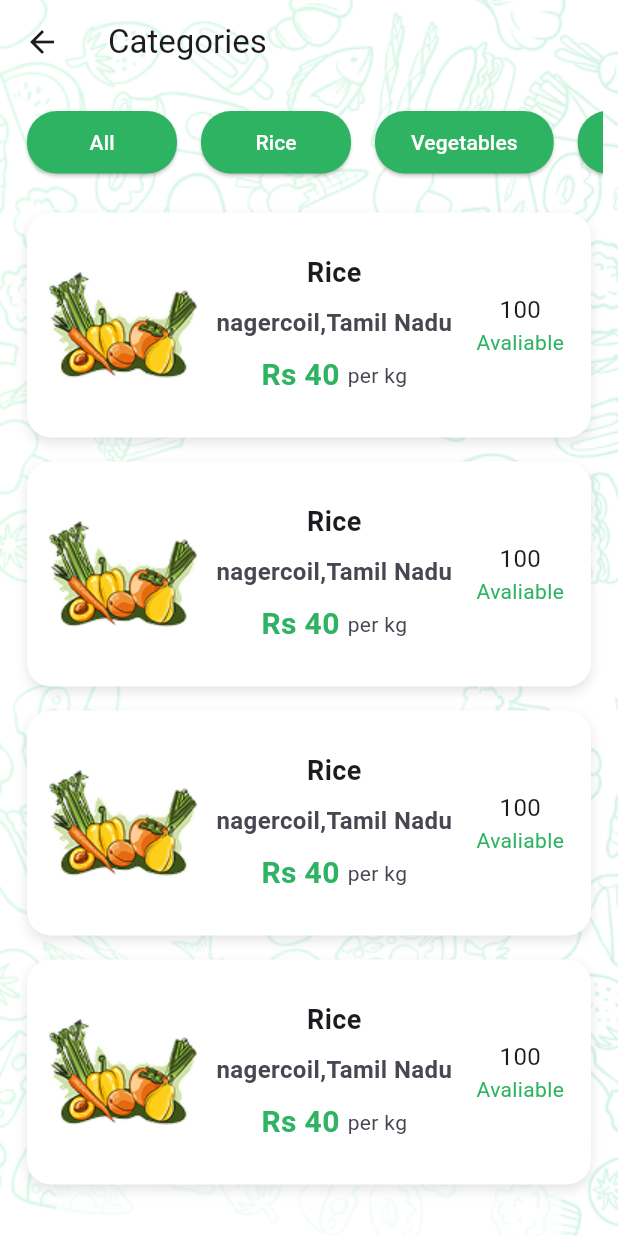
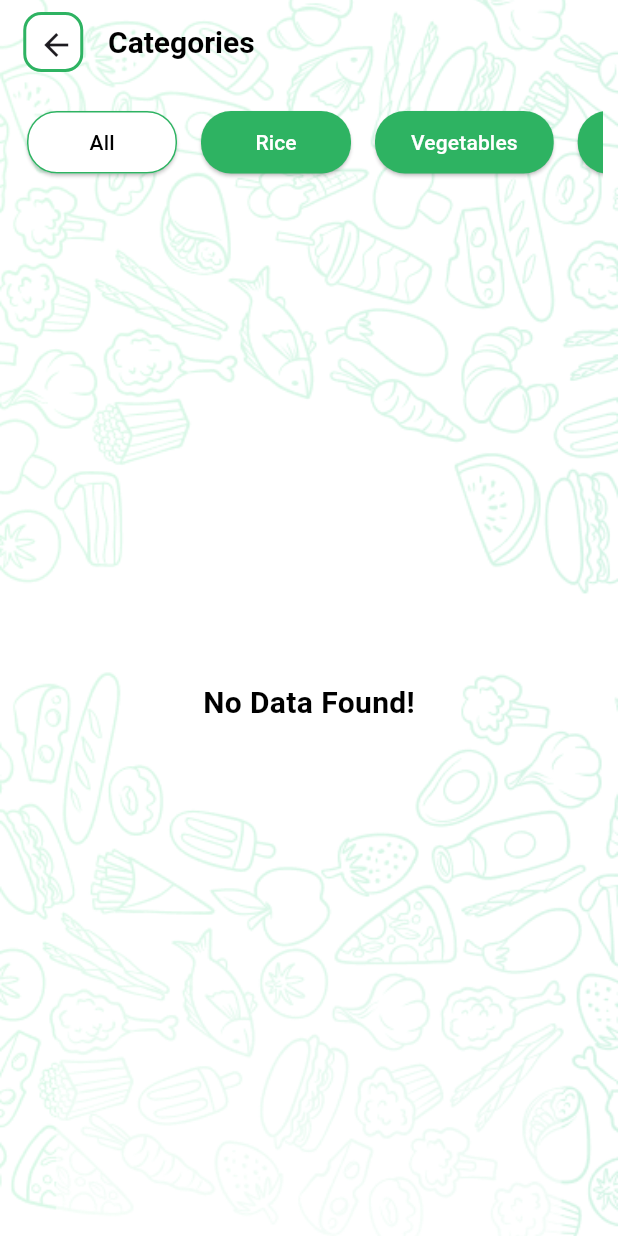
Before and after one commit to Manoj0012/Agromart-Mobile-Application, a Flutter app: the Categoriepage screen opened directly, after a tap on the "arrow back" icon, on a phone screen of 412 x 824 dp. Run offline on Flutter 3.47's test engine with Material 3 defaults, Android fonts, the phone set to English and light mode, and no system bars; our stand-ins replace another_flushbar, curved_navigation_bar, dio, flutter_bloc, flutter_secure_storage, geocoding and 4 more; accounts and stored records are empty; network calls fail.

Commit message:
Categortbloc and state added

```diff
--- a/Agromart/client/lib/Presentation/Homepage_ui.dart
+++ b/Agromart/client/lib/Presentation/Homepage_ui.dart
@@ -5,16 +5,10 @@ import 'package:client/Presentation/pages/Categoriepage.dart';
 import 'package:client/Presentation/pages/Homepage.dart';
 import 'package:client/Presentation/pages/Userprofilepage.dart';
 import 'package:client/Presentation/Utiltis/utilis.dart';
-import 'package:client/Presentation/widgets/HomeCategoriesCard.dart';
-import 'package:client/Presentation/widgets/HomeFunctionButton.dart';
-import 'package:client/Presentation/widgets/HomeHeader.dart';
-import 'package:client/Presentation/widgets/Homeimage.dart';
 import 'package:client/bloc/BottomNav_bloc.dart';
-import 'package:client/bloc/User_Bloc.dart';
 import 'package:curved_navigation_bar/curved_navigation_bar.dart';
 import 'package:flutter/material.dart';
 import 'package:flutter_bloc/flutter_bloc.dart';
-import 'Utiltis/Backgroundimage.dart';
 
 class HomepageUi extends StatelessWidget {
   const HomepageUi({
@@ -41,7 +35,7 @@ class HomepageUi extends StatelessWidget {
             if (state is BottomnavProfile) {
               return const UserprofilePage();
             }
-            return CircularProgressIndicator();
+            return const CircularProgressIndicator();
           },
         ),
         bottomNavigationBar: CurvedNavigationBar(
--- a/Agromart/client/lib/Presentation/pages/Categoriepage.dart
+++ b/Agromart/client/lib/Presentation/pages/Categoriepage.dart
@@ -2,10 +2,24 @@ import 'package:client/Presentation/Utiltis/Backgroundimage.dart';
 import 'package:client/Presentation/Utiltis/utilis.dart';
 import 'package:client/Presentation/widgets/CategoryCard.dart';
 import 'package:client/Presentation/widgets/CategoryTile.dart';
+import 'package:client/Presentation/widgets/SkeletonTile.dart';
+import 'package:client/bloc/CatergoryNav_bloc.dart';
+import 'package:client/bloc/Catergory_bloc.dart';
 import 'package:flutter/material.dart';
+import 'package:flutter_bloc/flutter_bloc.dart';
 
-class Categoriepage extends StatelessWidget {
+class Categoriepage extends StatefulWidget {
   const Categoriepage({super.key});
+  @override
+  State<Categoriepage> createState() => _CategoriepageState();
+}
+
+class _CategoriepageState extends State<Categoriepage> {
+  @override
+  void initState() {
+    super.initState();
+    context.read<CatergoryBloc>().add(CatergorySwitchEvent(key: 0));
+  }
 
   @override
   Widget build(BuildContext context) {
@@ -23,9 +37,33 @@ class Categoriepage extends StatelessWidget {
           backgroundColor: Colors.transparent,
           appBar: AppBar(
             backgroundColor: Colors.transparent,
-            title: const Text("Categories"),
-            leading: IconButton(
+            title: const Text(
+              "Categories",
+              style: TextStyle(
+                  fontSize: 20,
+                  color: Colors.black,
+                  fontWeight: FontWeight.w700),
+            ),
+            leading: Padding(
+              padding: const EdgeInsets.only(left: 15),
+              child: Center(
+                child: Container(
+                  height: 40,
+                  width: 40,
+                  decoration: BoxDecoration(
+                    color: Colors.white,
+                    border: Border.all(
+                      color: Color(utils.Primary_color), // border color
+                      width: 2.0, // border width
+                    ),
+                    borderRadius:
+                        BorderRadius.circular(12), // optional: rounded corners
+                  ),
+                  child: IconButton(
                       onPressed: () {}, icon: const Icon(Icons.arrow_back)),
+                ),
+              ),
+            ),
           ),
           body: Padding(
             padding: const EdgeInsets.all(10),
@@ -38,8 +76,16 @@ class Categoriepage extends StatelessWidget {
                     itemCount: 5,
                     itemBuilder: (context, index) {
                       return Categorycard(
+                          indexkey: index,
                           label: Topbar[index]['label'],
-                          onpressed: Topbar[index]['onpressed']);
+                          onpressed: () {
+                            context
+                                .read<CatergoryBloc>()
+                                .add(CatergorySwitchEvent(key: index));
+                            context
+                                .read<CatergorynavBloc>()
+                                .add(CatergorynavEvent(key: index));
+                          });
                     },
                   ),
                 ),
@@ -47,7 +93,15 @@ class Categoriepage extends StatelessWidget {
                   height: 10,
                 ),
                 Expanded(
-                  child: ListView.builder(
+                  child: BlocBuilder<CatergoryBloc, CatergoryState>(
+                    builder: (context, state) {
+                      if (state is CatergoryLoadingState) {
+                        return ListView.builder(
+                          itemBuilder: (context, index) => const Skeletontile(),
+                        );
+                      }
+                      if (state is CatergorySucessState) {
+                        return ListView.builder(
                           shrinkWrap: true,
                           physics: const ClampingScrollPhysics(),
                           itemCount: 10,
@@ -61,6 +115,21 @@ class Categoriepage extends StatelessWidget {
                               src: 'assets/veg.png',
                             );
                           },
+                        );
+                      }
+                      if (state is CatergoryNoDataState) {
+                        return const Center(
+                          child: Text(
+                            "No Data Found!",
+                            style: TextStyle(
+                                fontSize: 20,
+                                fontWeight: FontWeight.bold,
+                                color: Colors.black),
+                          ),
+                        );
+                      }
+                      return const Text("");
+                    },
                   ),
                 ),
                 const SizedBox(
--- a/Agromart/client/lib/Presentation/widgets/CategoryCard.dart
+++ b/Agromart/client/lib/Presentation/widgets/CategoryCard.dart
@@ -1,33 +1,50 @@
 // ignore_for_file: public_member_api_docs, sort_constructors_first
 import 'package:client/Presentation/Utiltis/utilis.dart';
+import 'package:client/bloc/CatergoryNav_bloc.dart';
 import 'package:flutter/material.dart';
+import 'package:flutter_bloc/flutter_bloc.dart';
 
 class Categorycard extends StatelessWidget {
   final String label;
   final VoidCallback onpressed;
-  const Categorycard({
-    super.key,
+  final int indexkey;
+
+  const Categorycard(
+      {super.key,
       required this.label,
       required this.onpressed,
-  });
+      required this.indexkey});
 
   @override
   Widget build(BuildContext context) {
     Utils utils = Utils();
+    return BlocBuilder<CatergorynavBloc, CatergorynavState>(
+      builder: (context, state) {
         return Padding(
             padding: const EdgeInsets.all(8.0),
             child: ElevatedButton(
                 style: ElevatedButton.styleFrom(
                   minimumSize: const Size(100, 50),
-              backgroundColor: Color(utils.Primary_color),
+                  backgroundColor: state.key == indexkey
+                      ? Colors.white
+                      : Color(utils.Primary_color),
+                  side: state.key == indexkey
+                      ? BorderSide(
+                          color: Color(utils.Primary_color), width: 1.0)
+                      : null,
                   shape: RoundedRectangleBorder(
-                borderRadius: BorderRadius.circular(20), // Add radius here
+                    borderRadius: BorderRadius.circular(20),
+                    // Add radius here
                   ),
                 ),
-            onPressed:onpressed,
-            child:  Text(
+                onPressed: onpressed,
+                child: Text(
                   label,
-              style: const TextStyle(color: Colors.white),
+                  style: TextStyle(
+                      color:
+                          state.key == indexkey ? Colors.black : Colors.white),
                 )));
+      },
+    );
   }
 }
--- a/Agromart/client/lib/Presentation/widgets/CategoryTile.dart
+++ b/Agromart/client/lib/Presentation/widgets/CategoryTile.dart
@@ -50,6 +50,7 @@ class Categorytile extends StatelessWidget {
                 padding: const EdgeInsets.all(8.0),
                 child: Column(
                   mainAxisAlignment: MainAxisAlignment.spaceEvenly,
+                  crossAxisAlignment: CrossAxisAlignment.start,
                   children: [
                     Text(
                       productname,
@@ -59,8 +60,8 @@ class Categorytile extends StatelessWidget {
                     Text(
                       productlocation,
                       style: TextStyle(
-                          fontSize: 16,
-                          fontWeight: FontWeight.w600,
+                          fontSize: 14,
+                          fontWeight: FontWeight.w300,
                           color: Color(utils.Secoundary_color)),
                     ),
                     Row(
@@ -74,8 +75,10 @@ class Categorytile extends StatelessWidget {
                         ),
                         Text(
                           "per kg",
-                          style:
-                              TextStyle(color: Color(utils.Secoundary_color)),
+                          style: TextStyle(
+                              color: Color(utils.Secoundary_color),
+                              fontSize: 14,
+                              fontWeight: FontWeight.w300),
                         )
                       ],
                     )
@@ -86,6 +89,7 @@ class Categorytile extends StatelessWidget {
                 padding: const EdgeInsets.all(8),
                 child: Column(
                   mainAxisAlignment: MainAxisAlignment.center,
+                  crossAxisAlignment: CrossAxisAlignment.start,
                   children: [
                     if (!available)
                       Text("Sold Out",
@@ -93,7 +97,7 @@ class Categorytile extends StatelessWidget {
                               color: Color(utils.error_color), fontSize: 20)),
                     if (available)
                       Text(
-                        quantity,
+                        "$quantity-kg",
                         style: const TextStyle(fontSize: 16),
                       ),
                     if (available)
--- /dev/null
+++ b/Agromart/client/lib/Presentation/widgets/SkeletonTile.dart
@@ -0,0 +1,25 @@
+import 'package:flutter/material.dart';
+import 'package:shimmer/shimmer.dart';
+
+class Skeletontile extends StatelessWidget {
+  const Skeletontile({super.key});
+
+  @override
+  Widget build(BuildContext context) {
+    return Padding(
+      padding: const EdgeInsets.all(8.0),
+      child: Shimmer.fromColors(
+        baseColor: Colors.grey.shade300,
+        highlightColor: Colors.grey.shade100,
+        child: Container(
+          width: 100,
+          height: 100,
+          decoration: BoxDecoration(
+            color: Colors.white,
+            borderRadius: BorderRadius.circular(20),
+          ),
+        ),
+      ),
+    );
+  }
+}
--- /dev/null
+++ b/Agromart/client/lib/bloc/CatergoryNav_bloc.dart
@@ -0,0 +1,19 @@
+import 'package:flutter_bloc/flutter_bloc.dart';
+
+class CatergorynavBloc extends Bloc<CatergorynavEvent, CatergorynavState> {
+  CatergorynavBloc() : super(CatergorynavState(key: 0)) {
+    on<CatergorynavEvent>((event, emit) {
+      emit(CatergorynavState(key:event.key));
+    });
+  }
+}
+
+class CatergorynavState {
+  final int key;
+  CatergorynavState({required this.key});
+}
+
+class CatergorynavEvent {
+  final int key;
+  CatergorynavEvent({required this.key});
+}
--- /dev/null
+++ b/Agromart/client/lib/bloc/Catergory_bloc.dart
@@ -0,0 +1,56 @@
+import 'package:flutter/material.dart';
+import 'package:flutter_bloc/flutter_bloc.dart';
+
+class CatergoryBloc extends Bloc<CatergoryEvent, CatergoryState> {
+  CatergoryBloc() : super(CatergorySucessState(data: [])) {
+    on<CatergorySwitchEvent>((event, emit) async {
+      final int indx = event.key;
+      final postdata = [];
+      emit(CatergoryLoadingState());
+      switch (indx) {
+        case 0:
+          //filter All category data
+          break;
+        case 1:
+          //filter rice
+          break;
+        case 2:
+          //filter dairy
+          break;
+        case 3:
+          //filter veg:
+          break;
+        case 4:
+          //filter  fruits:
+          break;
+        default:
+          return emit(CatergoryErrorState());
+      }
+      await Future.delayed(const Duration(seconds: 2));
+      if (postdata.isEmpty) {
+        return emit(CatergoryNoDataState());
+      }
+      return emit(CatergorySucessState(data: []));
+    });
+  }
+}
+
+class CatergoryState {}
+
+class CatergoryLoadingState extends CatergoryState {}
+
+class CatergorySucessState extends CatergoryState {
+  final List<dynamic> data;
+  CatergorySucessState({required this.data});
+}
+
+class CatergoryNoDataState extends CatergoryState {}
+
+class CatergoryErrorState extends CatergoryState {}
+
+class CatergoryEvent {}
+
+class CatergorySwitchEvent extends CatergoryEvent {
+  final int key;
+  CatergorySwitchEvent({required this.key});
+}
--- a/Agromart/client/lib/bloc/Onboarding_bloc.dart
+++ b/Agromart/client/lib/bloc/Onboarding_bloc.dart
@@ -19,7 +19,6 @@ class OnboardingBloc extends Bloc<OnboardingEvent, OnboardingState> {
               userdata: data['user']['userdata']['Firstname']));
         }
       } catch (error) {
-        print(error);
         return emit(OnboardingError_state(msg: "Internal Server Error"));
       }
     });
--- a/Agromart/client/lib/main.dart
+++ b/Agromart/client/lib/main.dart
@@ -1,6 +1,8 @@
 import 'package:client/Presentation/Loginpage_ui.dart';
 import 'package:client/Presentation/Onboarding_ui.dart';
 import 'package:client/bloc/BottomNav_bloc.dart';
+import 'package:client/bloc/CatergoryNav_bloc.dart';
+import 'package:client/bloc/Catergory_bloc.dart';
 import 'package:client/bloc/Field_bloc.dart';
 import 'package:client/bloc/Login_bloc.dart';
 import 'package:client/bloc/Onboarding_bloc.dart';
@@ -39,7 +41,9 @@ class MyApp extends StatelessWidget {
         ),
         BlocProvider(create: (context) => DetailsBloc()),
         BlocProvider(create: (context) => UserBloc()),
-        BlocProvider(create: (context) => BottomnavBloc())
+        BlocProvider(create: (context) => BottomnavBloc()),
+        BlocProvider(create: (context) => CatergorynavBloc()),
+        BlocProvider(create: (context) => CatergoryBloc())
       ],
       child: MaterialApp(
         home: const OnboardingUi(),
--- a/Agromart/client/pubspec.yaml
+++ b/Agromart/client/pubspec.yaml
@@ -45,6 +45,7 @@ dependencies:
   dio:
   flutter_secure_storage:
   curved_navigation_bar:
+  shimmer: ^3.0.0
 
 dev_dependencies:
   flutter_test:
```
Also changed, not shown: Agromart/client/pubspec.lock. Lines whose indentation alone changed are shown as unchanged.
